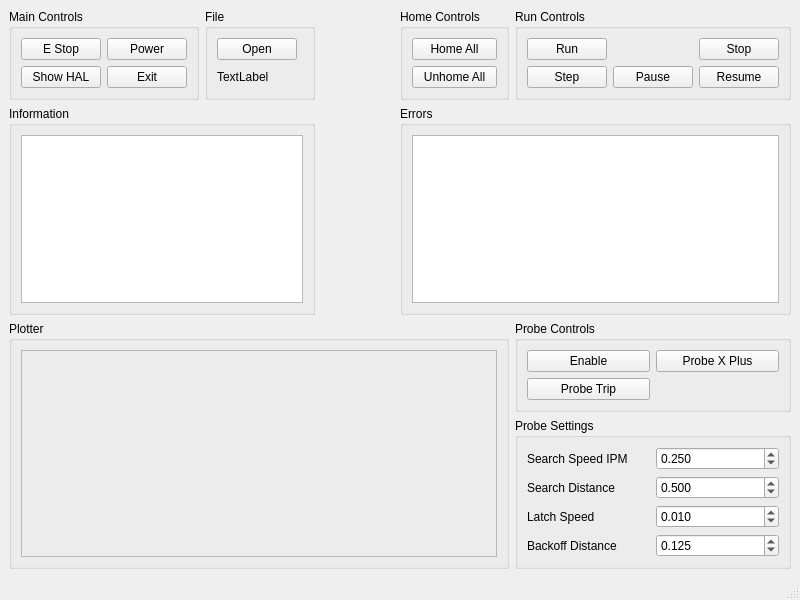
Old version of the form examples/features/probe/probe.ui in the repository jethornton/flexgui.
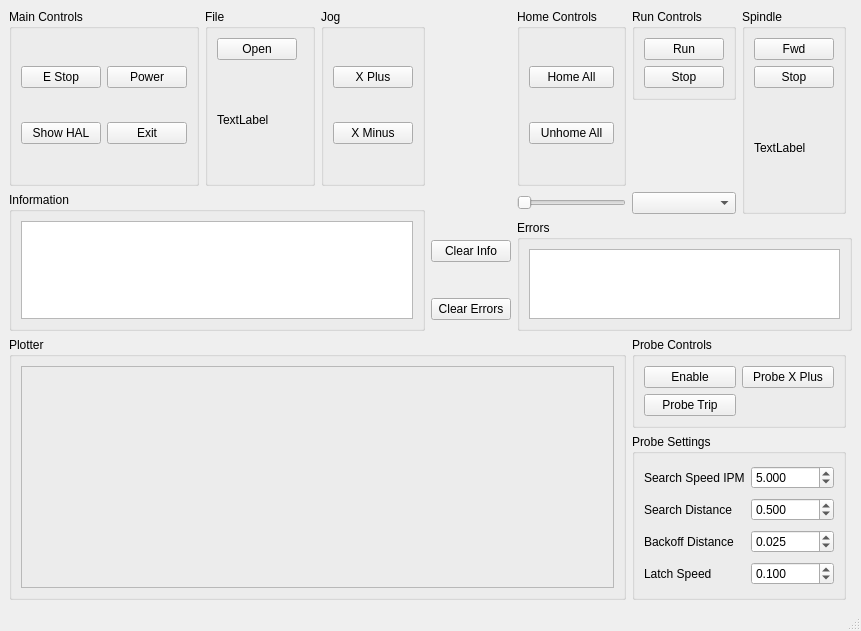
New version of the form.

Diff of the .ui file:
```diff
--- a/examples/features/probe/probe.ui
+++ b/examples/features/probe/probe.ui
@@ -6,8 +6,8 @@
    <rect>
     <x>0</x>
     <y>0</y>
-    <width>800</width>
-    <height>600</height>
+    <width>798</width>
+    <height>631</height>
    </rect>
   </property>
   <property name="windowTitle">
@@ -15,7 +15,7 @@
   </property>
   <widget class="QWidget" name="centralwidget">
    <layout class="QGridLayout" name="gridLayout_4">
-    <item row="2" column="0" rowspan="3" colspan="4">
+    <item row="5" column="0" rowspan="3" colspan="5">
      <widget class="QGroupBox" name="groupBox_3">
       <property name="title">
        <string>Plotter</string>
@@ -34,56 +34,70 @@
       </layout>
      </widget>
     </item>
-    <item row="0" column="4">
-     <widget class="QGroupBox" name="groupBox_2">
+    <item row="3" column="3">
+     <widget class="QPushButton" name="clear_info_pb">
+      <property name="text">
+       <string>Clear Info</string>
+      </property>
+     </widget>
+    </item>
+    <item row="2" column="5">
+     <widget class="QComboBox" name="jog_modes_cb"/>
+    </item>
+    <item row="0" column="1" rowspan="2">
+     <widget class="QGroupBox" name="groupBox_4">
       <property name="title">
-       <string>Run Controls</string>
+       <string>File</string>
       </property>
-      <layout class="QGridLayout" name="gridLayout_3">
+      <layout class="QGridLayout" name="gridLayout_5">
        <item row="0" column="0">
-        <widget class="QPushButton" name="run_pb">
+        <widget class="QPushButton" name="open_pb">
          <property name="text">
-          <string>Run</string>
+          <string>Open</string>
          </property>
         </widget>
        </item>
-       <item row="0" column="4">
-        <widget class="QPushButton" name="stop_pb">
+       <item row="1" column="0" colspan="2">
+        <widget class="QLabel" name="file_lb">
          <property name="text">
-          <string>Stop</string>
-         </property>
-        </widget>
-       </item>
-       <item row="1" column="0">
-        <widget class="QPushButton" name="step_pb">
-         <property name="text">
-          <string>Step</string>
-         </property>
-        </widget>
-       </item>
-       <item row="1" column="3">
-        <widget class="QPushButton" name="pause_pb">
-         <property name="text">
-          <string>Pause</string>
-         </property>
-        </widget>
-       </item>
-       <item row="1" column="4">
-        <widget class="QPushButton" name="resume_pb">
-         <property name="text">
-          <string>Resume</string>
+          <string>TextLabel</string>
          </property>
         </widget>
        </item>
       </layout>
      </widget>
     </item>
-    <item row="3" column="4" rowspan="2">
+    <item row="6" column="5" rowspan="2" colspan="2">
      <widget class="QGroupBox" name="groupBox_6">
       <property name="title">
        <string>Probe Settings</string>
       </property>
       <layout class="QGridLayout" name="gridLayout_8">
+       <item row="1" column="1">
+        <widget class="QDoubleSpinBox" name="probe_search_distance_dsb">
+         <property name="decimals">
+          <number>3</number>
+         </property>
+         <property name="maximum">
+          <double>100.000000000000000</double>
+         </property>
+         <property name="value">
+          <double>0.500000000000000</double>
+         </property>
+         <property name="function" stdset="0">
+          <string>hal_pin</string>
+         </property>
+         <property name="pin_name" stdset="0">
+          <string>search-distance</string>
+         </property>
+         <property name="hal_type" stdset="0">
+          <string>HAL_FLOAT</string>
+         </property>
+         <property name="hal_dir" stdset="0">
+          <string>HAL_OUT</string>
+         </property>
+        </widget>
+       </item>
        <item row="0" column="1">
         <widget class="QDoubleSpinBox" name="doubleSpinBox">
          <property name="decimals">
@@ -93,7 +107,7 @@
           <double>100.000000000000000</double>
          </property>
          <property name="value">
-          <double>0.250000000000000</double>
+          <double>5.000000000000000</double>
          </property>
          <property name="function" stdset="0">
           <string>hal_pin</string>
@@ -109,19 +123,6 @@
          </property>
         </widget>
        </item>
-       <item row="2" column="1">
-        <widget class="QDoubleSpinBox" name="doubleSpinBox_2">
-         <property name="decimals">
-          <number>3</number>
-         </property>
-         <property name="maximum">
-          <double>100.000000000000000</double>
-         </property>
-         <property name="value">
-          <double>0.010000000000000</double>
-         </property>
-        </widget>
-       </item>
        <item row="3" column="1">
         <widget class="QDoubleSpinBox" name="doubleSpinBox_3">
          <property name="decimals">
@@ -131,11 +132,23 @@
           <double>100.000000000000000</double>
          </property>
          <property name="value">
-          <double>0.125000000000000</double>
+          <double>0.100000000000000</double>
+         </property>
+         <property name="function" stdset="0">
+          <string>hal_pin</string>
+         </property>
+         <property name="pin_name" stdset="0">
+          <string>latch-speed</string>
+         </property>
+         <property name="hal_type" stdset="0">
+          <string>HAL_FLOAT</string>
+         </property>
+         <property name="hal_dir" stdset="0">
+          <string>HAL_OUT</string>
          </property>
         </widget>
        </item>
-       <item row="2" column="0">
+       <item row="3" column="0">
         <widget class="QLabel" name="label_2">
          <property name="text">
           <string>Latch Speed</string>
@@ -156,30 +169,84 @@
          </property>
         </widget>
        </item>
-       <item row="1" column="1">
-        <widget class="QDoubleSpinBox" name="doubleSpinBox_4">
-         <property name="decimals">
-          <number>3</number>
-         </property>
-         <property name="maximum">
-          <double>100.000000000000000</double>
-         </property>
-         <property name="value">
-          <double>0.500000000000000</double>
-         </property>
-        </widget>
-       </item>
-       <item row="3" column="0">
+       <item row="2" column="0">
         <widget class="QLabel" name="label_4">
          <property name="text">
           <string>Backoff Distance</string>
          </property>
         </widget>
        </item>
+       <item row="2" column="1">
+        <widget class="QDoubleSpinBox" name="probe_backoff_distance_dsb">
+         <property name="decimals">
+          <number>3</number>
+         </property>
+         <property name="maximum">
+          <double>100.000000000000000</double>
+         </property>
+         <property name="value">
+          <double>0.025000000000000</double>
+         </property>
+         <property name="function" stdset="0">
+          <string>hal_pin</string>
+         </property>
+         <property name="pin_name" stdset="0">
+          <string>backoff-distance</string>
+         </property>
+         <property name="hal_type" stdset="0">
+          <string>HAL_FLOAT</string>
+         </property>
+         <property name="hal_dir" stdset="0">
+          <string>HAL_OUT</string>
+         </property>
+        </widget>
+       </item>
       </layout>
      </widget>
     </item>
-    <item row="0" column="0">
+    <item row="2" column="4">
+     <widget class="QSlider" name="jog_vel_sl">
+      <property name="orientation">
+       <enum>Qt::Horizontal</enum>
+      </property>
+     </widget>
+    </item>
+    <item row="0" column="4" rowspan="2">
+     <widget class="QGroupBox" name="groupBox_7">
+      <property name="title">
+       <string>Home Controls</string>
+      </property>
+      <layout class="QGridLayout" name="gridLayout_6">
+       <item row="0" column="0">
+        <widget class="QPushButton" name="home_all_pb">
+         <property name="text">
+          <string>Home All</string>
+         </property>
+        </widget>
+       </item>
+       <item row="1" column="0">
+        <widget class="QPushButton" name="unhome_all_pb">
+         <property name="text">
+          <string>Unhome All</string>
+         </property>
+        </widget>
+       </item>
+      </layout>
+     </widget>
+    </item>
+    <item row="3" column="4" rowspan="2" colspan="4">
+     <widget class="QGroupBox" name="groupBox_9">
+      <property name="title">
+       <string>Errors</string>
+      </property>
+      <layout class="QVBoxLayout" name="verticalLayout_2">
+       <item>
+        <widget class="QPlainTextEdit" name="errors_pte"/>
+       </item>
+      </layout>
+     </widget>
+    </item>
+    <item row="0" column="0" rowspan="2">
      <widget class="QGroupBox" name="groupBox">
       <property name="title">
        <string>Main Controls</string>
@@ -216,7 +283,7 @@
       </layout>
      </widget>
     </item>
-    <item row="2" column="4">
+    <item row="5" column="5" colspan="2">
      <widget class="QGroupBox" name="groupBox_5">
       <property name="title">
        <string>Probe Controls</string>
@@ -264,30 +331,37 @@
       </layout>
      </widget>
     </item>
-    <item row="0" column="1">
-     <widget class="QGroupBox" name="groupBox_4">
+    <item row="4" column="3">
+     <widget class="QPushButton" name="clear_errors_pb">
+      <property name="text">
+       <string>Clear Errors</string>
+      </property>
+     </widget>
+    </item>
+    <item row="0" column="2" rowspan="2">
+     <widget class="QGroupBox" name="groupBox_11">
       <property name="title">
-       <string>File</string>
+       <string>Jog</string>
       </property>
-      <layout class="QGridLayout" name="gridLayout_5">
+      <layout class="QGridLayout" name="gridLayout_10">
        <item row="0" column="0">
-        <widget class="QPushButton" name="open_pb">
+        <widget class="QPushButton" name="jog_plus_pb_0">
          <property name="text">
-          <string>Open</string>
+          <string>X Plus</string>
          </property>
         </widget>
        </item>
-       <item row="1" column="0" colspan="2">
-        <widget class="QLabel" name="file_lb">
+       <item row="1" column="0">
+        <widget class="QPushButton" name="jog_minus_pb_0">
          <property name="text">
-          <string>TextLabel</string>
+          <string>X Minus</string>
          </property>
         </widget>
        </item>
       </layout>
      </widget>
     </item>
-    <item row="1" column="0" colspan="2">
+    <item row="2" column="0" rowspan="3" colspan="3">
      <widget class="QGroupBox" name="groupBox_8">
       <property name="title">
        <string>Information</string>
@@ -299,37 +373,55 @@
       </layout>
      </widget>
     </item>
-    <item row="0" column="3">
-     <widget class="QGroupBox" name="groupBox_7">
+    <item row="0" column="5">
+     <widget class="QGroupBox" name="groupBox_2">
       <property name="title">
-       <string>Home Controls</string>
+       <string>Run Controls</string>
       </property>
-      <layout class="QGridLayout" name="gridLayout_6">
+      <layout class="QGridLayout" name="gridLayout_3">
        <item row="0" column="0">
-        <widget class="QPushButton" name="home_all_pb">
+        <widget class="QPushButton" name="run_pb">
          <property name="text">
-          <string>Home All</string>
+          <string>Run</string>
          </property>
         </widget>
        </item>
        <item row="1" column="0">
-        <widget class="QPushButton" name="unhome_all_pb">
+        <widget class="QPushButton" name="stop_pb">
          <property name="text">
-          <string>Unhome All</string>
+          <string>Stop</string>
          </property>
         </widget>
        </item>
       </layout>
      </widget>
     </item>
-    <item row="1" column="3" colspan="2">
-     <widget class="QGroupBox" name="groupBox_9">
+    <item row="0" column="6" rowspan="3">
+     <widget class="QGroupBox" name="groupBox_10">
       <property name="title">
-       <string>Errors</string>
+       <string>Spindle</string>
       </property>
-      <layout class="QVBoxLayout" name="verticalLayout_2">
-       <item>
-        <widget class="QPlainTextEdit" name="errors_pte"/>
+      <layout class="QGridLayout" name="gridLayout_9">
+       <item row="0" column="0">
+        <widget class="QPushButton" name="spindle_fwd_pb">
+         <property name="text">
+          <string>Fwd</string>
+         </property>
+        </widget>
+       </item>
+       <item row="1" column="0">
+        <widget class="QPushButton" name="spindle_stop_pb">
+         <property name="text">
+          <string>Stop</string>
+         </property>
+        </widget>
+       </item>
+       <item row="2" column="0">
+        <widget class="QLabel" name="spindle_speed_lb">
+         <property name="text">
+          <string>TextLabel</string>
+         </property>
+        </widget>
        </item>
       </layout>
      </widget>
```
Left out of the diff: 6 changed lines with no effect on the pictures.
